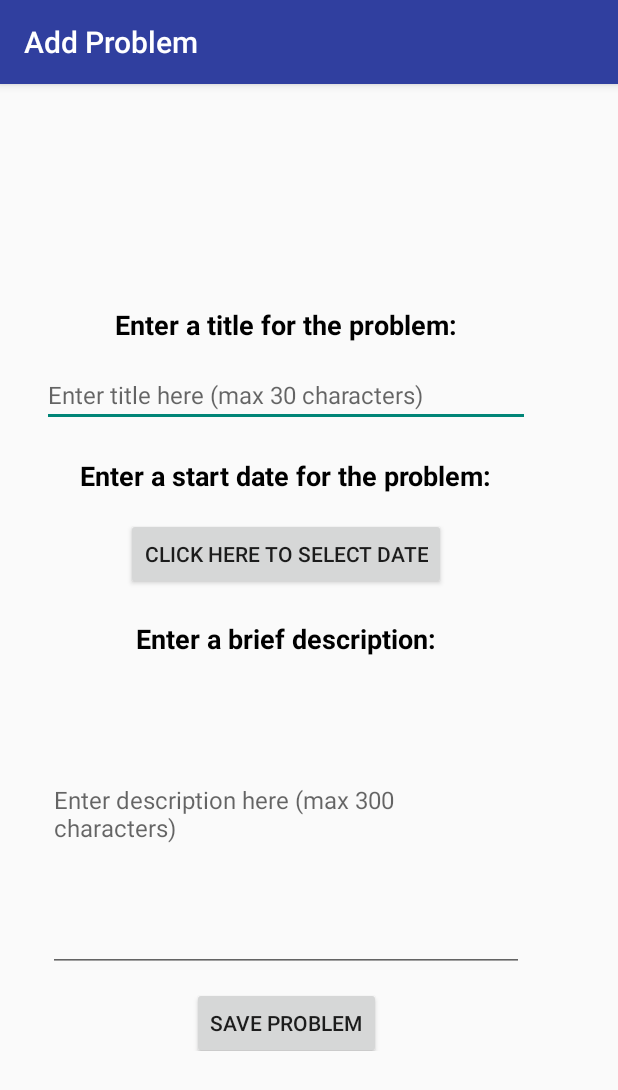
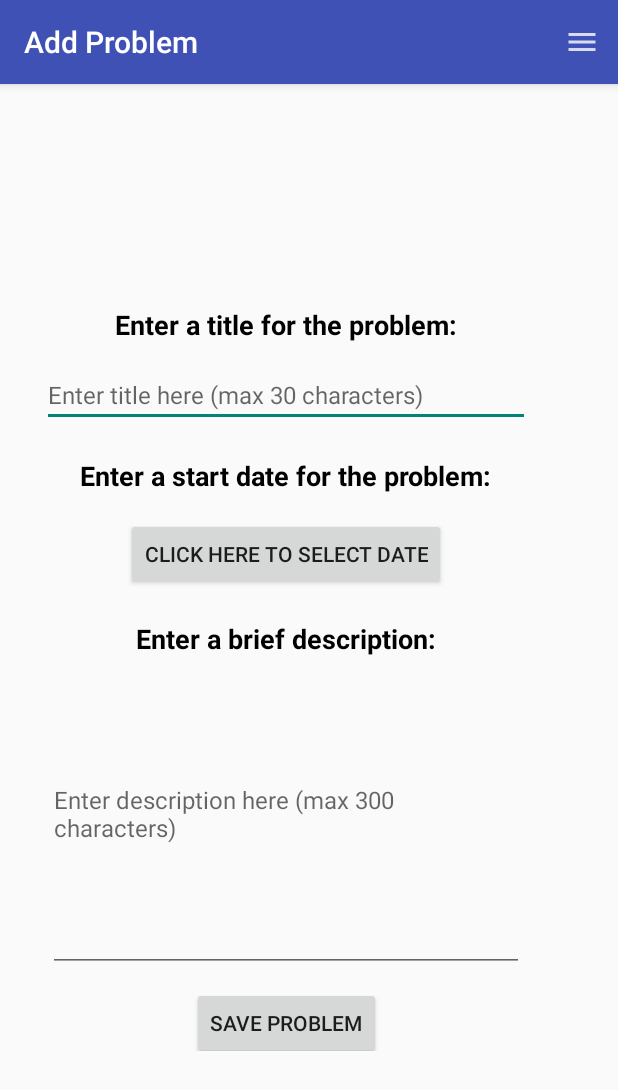
Before and after one commit to CMPUT301F18T23/Symptomatic, an Android app: the MainActivity screen opened directly, with no data from a screen before it, after a tap on "ADD PROBLEM", on a phone screen of 412 x 824 dp. Shown: the top 1090 px of the screen. Run offline under Robolectric (Android 15) with nearby library versions, the light colour scheme and no system bars; our stand-ins replace Firebase (no records; nobody signed in at launch, a user with empty details on screens opened directly).

Commit message:
Added custom headers for some classes 	new file:   SymptomaticApp/.idea/assetWizardSettings.xml 	modified:   SymptomaticApp/app/src/main/AndroidManifest.xml 	modified:   SymptomaticApp/app/src/main/java/ca/ualberta/symptomaticapp/AddProblemActivity.java 	modified:   SymptomaticApp/app/src/main/java/ca/ualberta/symptomaticapp/AddRecordActivity.java 	modified:   SymptomaticApp/app/src/main/java/ca/ualberta/symptomaticapp/MainActivity.java 	new file:   SymptomaticApp/app/src/main/res/drawable-hdpi/menu_image.png 	new file:   SymptomaticApp/app/src/main/res/drawable-mdpi/menu_image.png 	new file:   SymptomaticApp/app/src/main/res/drawable-xhdpi/menu_image.png 	new file:   SymptomaticApp/app/src/main/res/drawable-xxhdpi/menu_image.png 	new file:   SymptomaticApp/app/src/main/res/drawable-xxxhdpi/menu_image.png 	modified:   SymptomaticApp/app/src/main/res/layout/activity_add_problem.xml 	modified:   SymptomaticApp/app/src/main/res/layout/activity_add_record.xml 	modified:   SymptomaticApp/app/src/main/res/layout/activity_main.xml 	new file:   SymptomaticApp/app/src/main/res/menu/add_problem_menu.xml 	new file:   SymptomaticApp/app/src/main/res/menu/add_record_menu.xml 	new file:   SymptomaticApp/app/src/main/res/menu/general_menu.xml 	new file:   SymptomaticApp/app/src/main/res/menu/home_menu.xml 	new file:   SymptomaticApp/app/src/main/res/menu/view_problems_menu.xml 	new file:   SymptomaticApp/app/src/main/res/values-v21/styles.xml 	modified:   SymptomaticApp/app/src/main/res/values/strings.xml

```diff
--- a/SymptomaticApp/app/src/main/AndroidManifest.xml
+++ b/SymptomaticApp/app/src/main/AndroidManifest.xml
@@ -16,7 +16,7 @@
         android:label="@string/app_name"
         android:roundIcon="@mipmap/ic_launcher_round"
         android:supportsRtl="true"
-        android:theme="@style/AppTheme">
+        android:theme="@style/Theme.AppCompat.Light.NoActionBar">
         <activity android:name=".MainActivity">
             <intent-filter>
                 <action android:name="android.intent.action.MAIN" />
@@ -25,9 +25,7 @@
             </intent-filter>
         </activity>
         <activity
-            android:name=".AddProblemActivity"
-            android:label="@string/title_activity_add_problem"
-            android:theme="@style/Theme.AppCompat.Light.NoActionBar" />
+            android:name=".AddProblemActivity" />
         <activity android:name=".ListProblemsActivity" />
         <activity
             android:name=".AddRecordActivity"
--- a/SymptomaticApp/app/src/main/java/ca/ualberta/symptomaticapp/AddProblemActivity.java
+++ b/SymptomaticApp/app/src/main/java/ca/ualberta/symptomaticapp/AddProblemActivity.java
@@ -9,6 +9,10 @@ import android.graphics.Color;
 import android.graphics.drawable.ColorDrawable;
 import android.support.v7.app.AppCompatActivity;
 import android.os.Bundle;
+import android.support.v7.widget.Toolbar;
+import android.view.Menu;
+import android.view.MenuInflater;
+import android.view.MenuItem;
 import android.view.View;
 import android.widget.Button;
 import android.widget.DatePicker;
@@ -35,7 +39,9 @@ public class AddProblemActivity extends AppCompatActivity {
     protected void onCreate(Bundle savedInstanceState) {
         super.onCreate(savedInstanceState);
         setContentView(R.layout.activity_add_problem);
-
+        Toolbar toolbar = findViewById(R.id.addProblem_toolbar);
+        setSupportActionBar(toolbar);
+        getSupportActionBar().setTitle("Add Problem");
 
         Button dateButton = findViewById(R.id.AddDateButton);
         dateButton.setOnClickListener(new View.OnClickListener() {
@@ -63,6 +69,27 @@ public class AddProblemActivity extends AppCompatActivity {
 
 
     }
+
+    @Override
+    public boolean onCreateOptionsMenu(Menu menu) {
+        MenuInflater inflater = getMenuInflater();
+        inflater.inflate(R.menu.add_problem_menu, menu);
+        return true;
+    }
+    public void viewHome(MenuItem menu) {
+        Intent intent = new Intent(AddProblemActivity.this, AddProblemActivity.class);
+        startActivity(intent);
+    }
+
+    public void viewViewProblems(MenuItem menu) {
+        Intent intent = new Intent(AddProblemActivity.this, ListProblemsActivity.class);
+        startActivity(intent);
+    }
+    public void viewAddRecord(MenuItem menu) {
+        Intent intent = new Intent(AddProblemActivity.this, AddRecordActivity.class);
+        startActivity(intent);
+    }
+
 
     public void addProblem(View v){
 
@@ -101,14 +128,12 @@ public class AddProblemActivity extends AppCompatActivity {
             Intent intent = new Intent(AddProblemActivity.this, ListProblemsActivity.class);
             startActivity(intent);
         }
-
-
-
-
     }
 
 
 
 
 
+
+
 }
--- a/SymptomaticApp/app/src/main/java/ca/ualberta/symptomaticapp/MainActivity.java
+++ b/SymptomaticApp/app/src/main/java/ca/ualberta/symptomaticapp/MainActivity.java
@@ -3,12 +3,14 @@ package ca.ualberta.symptomaticapp;
 import android.content.Intent;
 import android.support.v7.app.AppCompatActivity;
 import android.os.Bundle;
+import android.support.v7.widget.Toolbar;
 import android.view.Menu;
 import android.view.MenuInflater;
 import android.view.MenuItem;
 import android.view.View;
 import android.widget.Button;
 import android.widget.TextView;
+
 
 import com.google.firebase.firestore.FirebaseFirestore;
 
@@ -23,6 +25,9 @@ public class MainActivity extends AppCompatActivity {
     protected void onCreate(Bundle savedInstanceState) {
         super.onCreate(savedInstanceState);
         setContentView(R.layout.activity_main);
+        Toolbar toolbar = findViewById(R.id.main_toolbar);
+        setSupportActionBar(toolbar);
+        getSupportActionBar().setTitle("Home Page");
 
         TextView textView = (TextView) findViewById(R.id.HelloUserTextView);
 
@@ -58,7 +63,7 @@ public class MainActivity extends AppCompatActivity {
     @Override
     public boolean onCreateOptionsMenu(Menu menu) {
         MenuInflater inflater = getMenuInflater();
-        inflater.inflate(R.menu.main, menu);
+        inflater.inflate(R.menu.home_menu, menu);
         return true;
     }
     public void viewAddProblem(MenuItem menu) {
--- a/SymptomaticApp/app/src/main/res/layout/activity_add_problem.xml
+++ b/SymptomaticApp/app/src/main/res/layout/activity_add_problem.xml
@@ -7,14 +7,13 @@
     tools:context=".AddProblemActivity">
 
     <android.support.v7.widget.Toolbar
-        android:id="@+id/my_toolbar"
+        android:id="@+id/addProblem_toolbar"
         android:layout_width="match_parent"
         android:layout_height="?attr/actionBarSize"
-        android:background="@color/colorPrimaryDark"
+        android:background="?attr/colorPrimary"
         android:elevation="4dp"
-        android:theme="@style/ThemeOverlay.AppCompat.ActionBar"
+        android:theme="@style/AppTheme"
         app:popupTheme="@style/ThemeOverlay.AppCompat.Light"
-        app:title="@string/add_problem"
         app:titleTextColor="@android:color/background_light" />
 
     <android.support.constraint.ConstraintLayout
@@ -28,7 +27,7 @@
         app:layout_constraintEnd_toEndOf="parent"
         app:layout_constraintHorizontal_bias="0.0"
         app:layout_constraintStart_toStartOf="parent"
-        app:layout_constraintTop_toBottomOf="@+id/my_toolbar"
+        app:layout_constraintTop_toBottomOf="@+id/addProblem_toolbar"
         app:layout_constraintVertical_bias="0.553">
 
         <TextView
--- /dev/null
+++ b/SymptomaticApp/app/src/main/res/menu/add_problem_menu.xml
@@ -0,0 +1,34 @@
+<?xml version="1.0" encoding="utf-8"?>
+<menu xmlns:android="http://schemas.android.com/apk/res/android"
+    xmlns:app="http://schemas.android.com/apk/res-auto">
+    <item
+        android:id="@+id/homeMenuItem"
+        android:title="new"
+        android:orderInCategory="101"
+        android:icon="@drawable/menu_image"
+        app:showAsAction="always">
+
+        <menu>
+
+            <item android:id="@+id/action_home"
+                android:title="@string/home"
+                android:onClick="viewHome"/>
+
+
+            <item android:id="@+id/action_viewProblems"
+                android:title="@string/view_problems3"
+                android:onClick="viewViewProblems"
+                />
+
+
+
+            <item android:id="@+id/action_addRecord"
+                android:title="@string/add_record"
+                android:onClick="viewAddRecord"
+                />
+
+        </menu>
+
+    </item>
+
+</menu>
--- /dev/null
+++ b/SymptomaticApp/app/src/main/res/menu/home_menu.xml
@@ -0,0 +1,34 @@
+<?xml version="1.0" encoding="utf-8"?>
+<menu xmlns:android="http://schemas.android.com/apk/res/android"
+    xmlns:app="http://schemas.android.com/apk/res-auto">
+    <item
+        android:id="@+id/homeMenuItem"
+        android:title="new"
+        android:orderInCategory="101"
+        android:icon="@drawable/menu_image"
+        app:showAsAction="always">
+
+        <menu>
+
+            <item android:id="@+id/action_addProblem"
+                android:title="@string/add_problem"
+                android:onClick="viewAddProblem"
+                />
+
+            <item android:id="@+id/action_viewProblems"
+                android:title="@string/view_problems"
+                android:onClick="viewViewProblems"
+                />
+
+
+
+            <item android:id="@+id/action_addRecord"
+                android:title="@string/add_record"
+                android:onClick="viewAddRecord"
+                />
+
+        </menu>
+
+    </item>
+
+</menu>
--- /dev/null
+++ b/SymptomaticApp/app/src/main/res/values-v21/styles.xml
@@ -0,0 +1,11 @@
+<?xml version="1.0" encoding="utf-8"?>
+<resources>
+
+    <style name="AppTheme" parent="Base.Theme.AppCompat.Light.DarkActionBar">
+        <!-- Customize your theme here. -->
+        <item name="colorPrimary">@color/colorPrimary</item>
+        <item name="colorPrimaryDark">@color/colorPrimaryDark</item>
+        <item name="colorAccent">@color/colorAccent</item>
+        <item name="android:statusBarColor">@color/colorPrimaryDark</item>
+    </style>
+</resources>
--- a/SymptomaticApp/app/src/main/res/values/strings.xml
+++ b/SymptomaticApp/app/src/main/res/values/strings.xml
@@ -54,6 +54,9 @@
     <string name="title">Title:</string>
     <string name="date">Date:</string>
     <string name="description">Description:</string>
+    <string name="home">Home</string>
+    <string name="home_page">Home Page</string>
+    <string name="view_problems3">View Problems</string>
 
 
 </resources>
```
Also changed, not shown: SymptomaticApp/app/src/main/java/ca/ualberta/symptomaticapp/AddRecordActivity.java (+28 -0 lines), SymptomaticApp/app/src/main/res/layout/activity_add_record.xml (+10 -0 lines), SymptomaticApp/app/src/main/res/layout/activity_main.xml (+10 -0 lines), SymptomaticApp/app/src/main/res/menu/add_record_menu.xml (added, +30 -0 lines), SymptomaticApp/app/src/main/res/menu/general_menu.xml (added, +36 -0 lines), SymptomaticApp/app/src/main/res/menu/view_problems_menu.xml (added, +29 -0 lines), SymptomaticApp/app/src/main/res/drawable-hdpi/menu_image.png (added), SymptomaticApp/app/src/main/res/drawable-mdpi/menu_image.png (added), SymptomaticApp/app/src/main/res/drawable-xhdpi/menu_image.png (added), SymptomaticApp/app/src/main/res/drawable-xxhdpi/menu_image.png (added), SymptomaticApp/app/src/main/res/drawable-xxxhdpi/menu_image.png (added).
